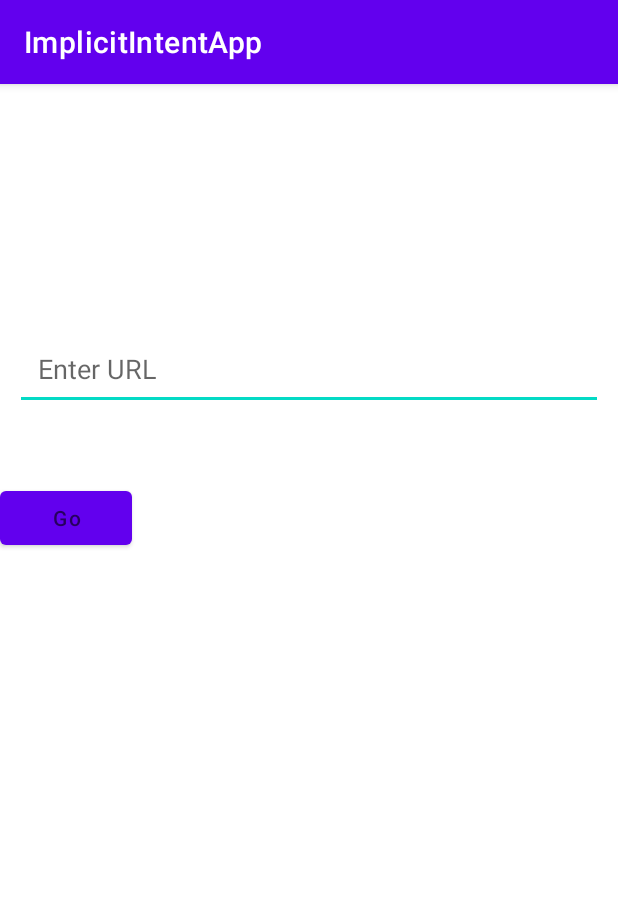
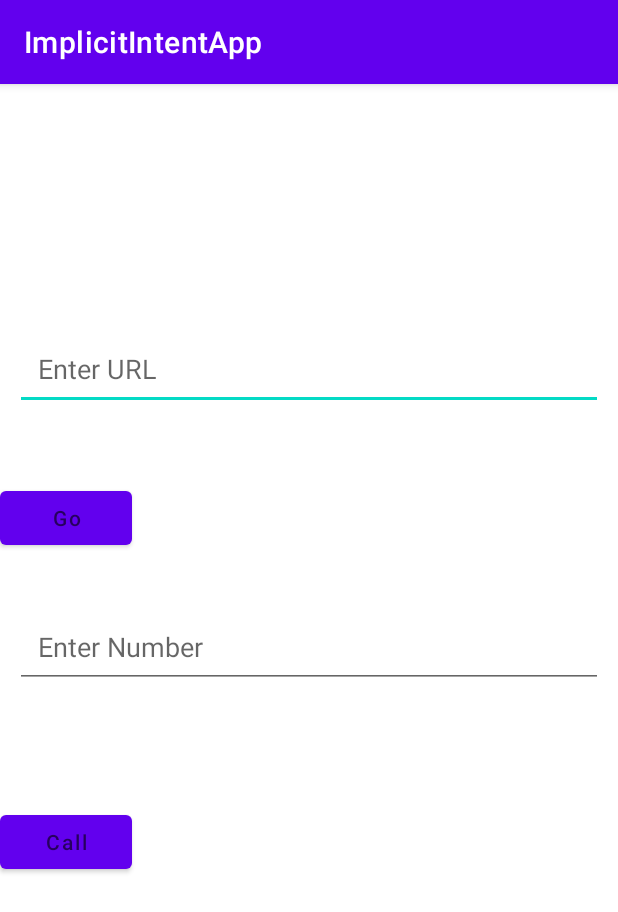
Before and after one commit to ayadav1995/intentApp, an Android app: the screen it shows after launch (MainActivity), on a phone screen of 412 x 824 dp. Shown: the top 912 px of the screen. Run offline under Robolectric (Android 15) with nearby library versions, the phone set to English and light mode, and no system bars.

Commit message:
call func added

```diff
--- a/app/src/main/AndroidManifest.xml
+++ b/app/src/main/AndroidManifest.xml
@@ -3,6 +3,7 @@
     package="com.example.implicitintentapp">
 
     <uses-permission android:name="android.permission.INTERNET"></uses-permission>
+    <uses-permission android:name="android.permission.CALL_PHONE"></uses-permission>
 
     <application
         android:allowBackup="true"
--- a/app/src/main/java/com/example/implicitintentapp/MainActivity.java
+++ b/app/src/main/java/com/example/implicitintentapp/MainActivity.java
@@ -1,18 +1,26 @@
 package com.example.implicitintentapp;
 
 import androidx.appcompat.app.AppCompatActivity;
+import androidx.core.app.ActivityCompat;
 
+import android.Manifest;
+import android.app.Activity;
 import android.content.Intent;
+import android.content.pm.PackageManager;
 import android.net.Uri;
 import android.os.Bundle;
 import android.view.View;
 import android.widget.Button;
 import android.widget.EditText;
+import android.widget.Toast;
 
 public class MainActivity extends AppCompatActivity implements View.OnClickListener {
 
     EditText editText;
     Button btn;
+    EditText num;
+    Button callButton;
+    String sNum;
 
     @Override
     protected void onCreate(Bundle savedInstanceState) {
@@ -23,6 +31,9 @@ public class MainActivity extends AppCompatActivity implements View.OnClickListe
         editText = findViewById(R.id.url);
         btn = findViewById(R.id.urlButton);
         btn.setOnClickListener(this);
+        callButton = findViewById(R.id.callButton);
+        num = findViewById(R.id.number);
+        callButton.setOnClickListener(this::btnCall);
 
     }
 
@@ -35,4 +46,28 @@ public class MainActivity extends AppCompatActivity implements View.OnClickListe
         Intent intent1 = Intent.createChooser(intent,"Open with");
         startActivity(intent1);
     }
+
+    public void btnCall(View view){
+        Intent i = new Intent(Intent.ACTION_CALL);
+        sNum = num.getText().toString();
+
+        if(sNum.trim().isEmpty()){
+            i.setData(Uri.parse("tel:11111111111"));
+
+        }else{
+            i.setData(Uri.parse("tel:" +sNum));
+        }
+
+        if(ActivityCompat.checkSelfPermission(this, Manifest.permission.CALL_PHONE) != PackageManager.PERMISSION_GRANTED){
+            Toast.makeText(this,"Please grant the permission to call", Toast.LENGTH_SHORT).show();
+            requestPermission();
+        }else{
+            startActivity(i);
+        }
+    }
+
+    private void requestPermission(){
+        ActivityCompat.requestPermissions(this, new String[]{Manifest.permission.CALL_PHONE},1);
+    }
+
 }
--- a/app/src/main/res/layout/activity_main.xml
+++ b/app/src/main/res/layout/activity_main.xml
@@ -31,4 +31,30 @@
         tools:layout_editor_absoluteX="152dp" />
     <!--        tools:ignore="MissingConstraints" />-->
 
+    <EditText
+        android:id="@+id/number"
+        android:layout_width="match_parent"
+        android:layout_height="wrap_content"
+        android:layout_margin="10dp"
+        android:layout_marginTop="13dp"
+        android:hint="Enter Number"
+        android:maxLines="1"
+        android:padding="15dp"
+        app:layout_constraintBottom_toBottomOf="parent"
+        app:layout_constraintTop_toBottomOf="@+id/urlButton"
+        app:layout_constraintVertical_bias="0.064"
+        tools:layout_editor_absoluteX="5dp" />
+
+    <Button
+        android:id="@+id/callButton"
+        android:layout_width="wrap_content"
+        android:layout_height="wrap_content"
+        android:layout_marginTop="46dp"
+        android:hint="Call"
+        app:layout_constraintBottom_toBottomOf="parent"
+        app:layout_constraintTop_toBottomOf="@+id/number"
+        app:layout_constraintVertical_bias="0.12"
+        tools:layout_editor_absoluteX="152dp" />
+
+
 </androidx.constraintlayout.widget.ConstraintLayout>
```
